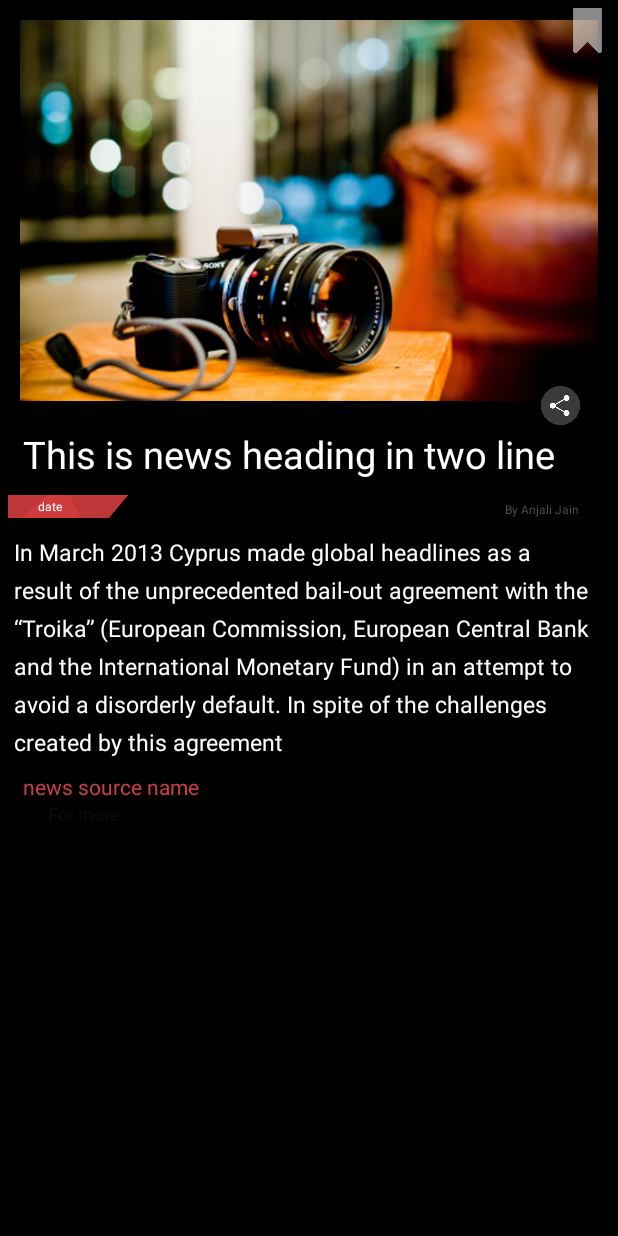
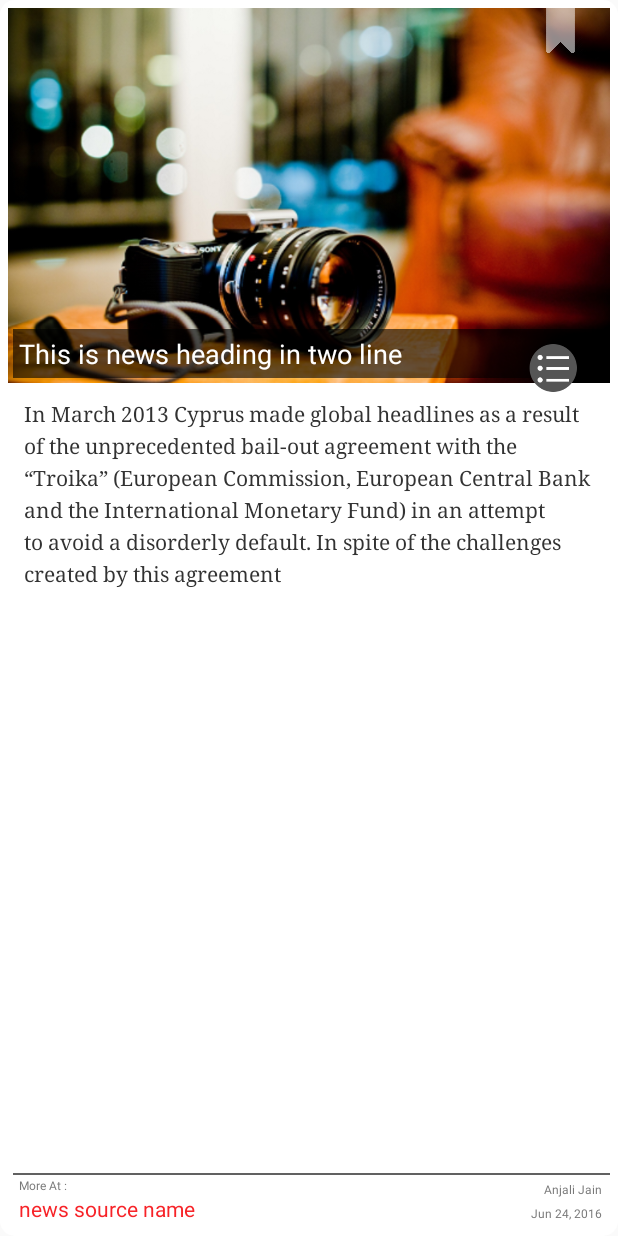
Before and after one commit to DhruvSuri/app, an Android app: the layout fragment_newscard.xml on its own in the app's theme, with its tools: preview values and no code run, on a phone screen of 412 x 824 dp. Run offline under Robolectric (Android 15) with nearby library versions, the phone set to English and light mode, and no system bars.

```diff
--- a/src/main/res/drawable/curved.xml
+++ b/src/main/res/drawable/curved.xml
@@ -4,7 +4,7 @@
 
     <solid android:color="#ffffff" />
 
-    <corners android:radius="8dp" />
+    <corners android:radius="10dp" />
 
    <!-- <stroke
         android:width="0dp"
--- a/src/main/res/layout-v21/fragment_newscard.xml
+++ b/src/main/res/layout-v21/fragment_newscard.xml
@@ -4,7 +4,7 @@
     android:layout_width="match_parent"
     android:layout_height="match_parent"
     android:padding="5dp"
-    android:background="#000000">
+    android:background="@drawable/curved">
 
     <RelativeLayout android:layout_width="match_parent"
     android:layout_height="match_parent"
@@ -13,17 +13,16 @@
     android:id="@+id/newsc"
 
 
-        android:background="@drawable/curved">
+        >
 
 
         <ImageView
         android:layout_width="match_parent"
-        android:layout_height="240dp"
+        android:layout_height="250dp"
         android:id="@+id/imageView2"
         android:src="@drawable/image1"
         android:scaleType="fitXY"
-        android:padding="4dp"
-        android:layout_alignParentLeft="true"
+            android:layout_alignParentLeft="true"
         android:layout_alignParentStart="true" />
 
 
--- a/src/main/res/layout/activity_new_ui.xml
+++ b/src/main/res/layout/activity_new_ui.xml
@@ -22,7 +22,7 @@
         android:background="#9b000000"
         android:elevation="10dp"
         android:padding="5dp"
-        android:visibility="invisible">
+        android:visibility="visible">
 
         <ImageView
             android:layout_width="30dp"
--- a/src/main/res/layout/fragment_newscard.xml
+++ b/src/main/res/layout/fragment_newscard.xml
@@ -1,85 +1,31 @@
+
+<LinearLayout xmlns:android="http://schemas.android.com/apk/res/android"
+    android:orientation="vertical"
+    android:layout_width="match_parent"
+    android:layout_height="match_parent"
+    android:padding="5dp"
+    android:background="@drawable/curved">
+
     <RelativeLayout android:layout_width="match_parent"
         android:layout_height="match_parent"
         android:alpha="20"
         style="@style/Base.TextAppearance.AppCompat.Body1"
         android:id="@+id/newsc"
-    xmlns:android="http://schemas.android.com/apk/res/android"
-    android:padding="5dp"
-    android:background="#000">
 
 
-    <LinearLayout
-        android:orientation="horizontal"
-        android:layout_width="match_parent"
-        android:layout_height="wrap_content"
-        android:layout_centerHorizontal="true"
-        android:id="@+id/top"
-        android:visibility="gone"
-        android:layout_alignParentTop="true"
-        android:background="@drawable/curved">
+        >
 
-        <ImageView
-            android:layout_width="35dp"
-            android:layout_height="35dp"
-            android:id="@+id/topLogo"
-            android:src="@drawable/round_logo"
-            android:scaleType="fitXY"
-            android:layout_marginLeft="5dp"
-            android:layout_marginTop="2dp"
-            android:visibility="visible"
-            android:layout_marginBottom="2dp" />
-
-        <TextView
-            android:layout_width="wrap_content"
-            android:layout_height="wrap_content"
-            android:textAppearance="?android:attr/textAppearanceMedium"
-            android:text="Daily updates on Economy, Finance, Business, Tax &amp; Law in 70 words"
-            android:id="@+id/topTxt"
-            android:textColor="#ffffff"
-            android:textSize="12sp"
-            android:padding="10dp"
-            android:layout_gravity="center"
-            android:gravity="center_horizontal"
-            android:visibility="visible"
-            android:layout_marginTop="2dp" />
-
-    </LinearLayout>
 
         <ImageView
             android:layout_width="match_parent"
-        android:layout_height="270dp"
+            android:layout_height="250dp"
             android:id="@+id/imageView2"
             android:src="@drawable/image1"
             android:scaleType="fitXY"
-        android:layout_below="@+id/top"
-        android:padding="8dp"
             android:layout_alignParentLeft="true"
             android:layout_alignParentStart="true" />
 
-    <ImageView
-        android:layout_width="0dp"
-        android:layout_height="0dp"
-        android:id="@+id/dummyImageForCache"
-        android:visibility="invisible"
-        android:scaleType="fitXY" />
 
-
-
-    <TextView
-        android:layout_width="wrap_content"
-        android:layout_height="wrap_content"
-        android:textAppearance="?android:attr/textAppearanceSmall"
-        android:text="This is news heading in two line"
-        android:id="@+id/headtxt"
-        android:padding="10dp"
-        android:textSize="25sp"
-        android:typeface="sans"
-        android:textColor="#ffffff"
-        android:layout_alignParentLeft="false"
-        android:layout_alignParentStart="true"
-        android:layout_below="@+id/imageView2"
-        android:paddingLeft="5dp"
-        android:paddingRight="5dp" />
         <TextView
             android:layout_width="wrap_content"
             android:layout_height="wrap_content"
@@ -87,21 +33,22 @@
             android:id="@+id/newstxt"
 
             android:text="@string/newsinfo"
-        android:textSize="15sp"
-        android:typeface="normal"
+            android:textSize="14sp"
+            android:typeface="serif"
             android:textIsSelectable="false"
             android:singleLine="false"
-        android:lineSpacingExtra="7dp"
-        android:layout_below="@+id/date"
+            android:lineSpacingExtra="5dp"
+            android:layout_below="@+id/imageView2"
             android:layout_alignParentLeft="true"
-        android:layout_alignParentStart="true"
-        android:layout_marginTop="8dp"
-        android:paddingLeft="4dp"
-        android:paddingRight="4dp"
-        android:paddingTop="4dp"
-        android:paddingBottom="4dp"
-        android:layout_marginBottom="5dp"
-        android:textColor="#ffffff" />
+            android:layout_alignParentStart="false"
+            android:textColor="#323232"
+            android:maxLines="10"
+            android:padding="5dp"
+            android:minLines="6"
+            android:layout_marginLeft="5dp"
+            android:layout_marginRight="5dp"
+            android:layout_marginTop="5dp"
+            android:layout_marginBottom="2dp" />
 
         <ImageButton
             android:layout_width="30dp"
@@ -119,7 +66,8 @@
             android:cropToPadding="false"
             android:padding="2dp"
             android:elevation="0dp"
-        android:contentDescription="share" />
+            android:contentDescription="share"
+            android:visibility="invisible" />
 
 
         <TextView
@@ -128,46 +76,39 @@
             android:textAppearance="?android:attr/textAppearanceLarge"
             android:text="news source name"
             android:id="@+id/newsSource"
-        android:textColor="#c94144"
+            android:textColor="#f72328"
             android:textSize="14sp"
-        android:paddingLeft="10dp"
-        android:layout_below="@+id/newstxt"
-        android:layout_alignParentLeft="true"
-        android:layout_alignParentStart="true"></TextView>
+            android:layout_alignParentBottom="true"
+            android:layout_toRightOf="@+id/likes"
+            android:layout_toEndOf="@+id/likes"
+            android:paddingLeft="7dp"
+            android:paddingBottom="3dp"></TextView>
 
         <TextView
             android:layout_width="80dp"
             android:layout_height="15dp"
             android:textAppearance="?android:attr/textAppearanceLarge"
-        android:text="date"
+            android:text="Jun 24, 2016"
             android:id="@+id/date"
-        android:textColor="#ffffff"
+            android:textColor="#797979"
             android:textSize="8dp"
-        android:paddingLeft="20dp"
-        android:paddingTop="0dp"
-        android:paddingBottom="0dp"
-        android:background="@drawable/bar"
-        android:gravity="center_vertical"
-        android:layout_alignParentLeft="true"
-        android:layout_alignParentStart="false"
-        android:layout_below="@+id/headtxt"
-        android:layout_marginTop="0dp"></TextView>
+            android:gravity="end"
+            android:layout_alignBottom="@+id/newsSource"
+            android:layout_alignRight="@+id/author"
+            android:layout_alignEnd="@+id/author"></TextView>
 
         <TextView
             android:layout_width="100dp"
             android:layout_height="20dp"
             android:textAppearance="?android:attr/textAppearanceLarge"
-        android:text="By Anjali Jain"
+            android:text="Anjali Jain"
             android:id="@+id/author"
-        android:textColor="#505050"
+            android:textColor="#797979"
             android:textSize="8dp"
-        android:paddingLeft="10dp"
-        android:paddingTop="0dp"
-        android:paddingBottom="0dp"
-        android:gravity="center_vertical|center_horizontal"
-        android:layout_below="@+id/headtxt"
-        android:layout_alignParentRight="true"
-        android:layout_alignParentEnd="true" />
+            android:gravity="center_vertical|end"
+            android:layout_above="@+id/date"
+            android:layout_alignRight="@+id/newstxt"
+            android:layout_alignEnd="@+id/newstxt" />
 
         <ImageView
             android:layout_width="30dp"
@@ -176,23 +117,24 @@
             android:scaleType="fitXY"
             android:src="@drawable/notbookmark"
             android:elevation="20dp"
-        android:layout_alignParentTop="true"
-        android:layout_alignRight="@+id/author"
-        android:layout_alignEnd="@+id/author" />
+            android:layout_below="@+id/likes"
+            android:layout_alignLeft="@+id/share"
+            android:layout_alignStart="@+id/share" />
 
 
         <TextView
             android:layout_width="wrap_content"
             android:layout_height="wrap_content"
             android:textAppearance="?android:attr/textAppearanceLarge"
-        android:text="For more :"
+            android:text="More At : "
             android:id="@+id/moreAt"
-        android:textColor="#0c0c0c"
-        android:textSize="12sp"
-        android:paddingLeft="10dp"
-        android:layout_below="@+id/newsSource"
-        android:layout_alignRight="@+id/date"
-        android:layout_alignEnd="@+id/date"></TextView>
+            android:textColor="#797979"
+            android:textSize="8sp"
+            android:layout_above="@+id/newsSource"
+            android:layout_alignParentLeft="false"
+            android:layout_alignParentStart="true"
+            android:layout_alignLeft="@+id/newsSource"
+            android:paddingLeft="7dp"></TextView>
 
         <TextView
             android:layout_width="wrap_content"
@@ -204,5 +146,50 @@
             android:visibility="gone"
             android:layout_centerHorizontal="true" />
 
+        <RelativeLayout
+            android:layout_width="match_parent"
+            android:layout_height="wrap_content"
+            android:layout_alignBottom="@+id/imageView2"
+            android:layout_toRightOf="@+id/likes"
+            android:layout_toEndOf="@+id/likes"
+            android:background="#9a000000"
+            android:padding="2dp"
+            android:layout_margin="3dp"
+            android:id="@+id/relativeLayout">
+
+            <TextView
+                android:layout_width="wrap_content"
+                android:layout_height="wrap_content"
+                android:textAppearance="?android:attr/textAppearanceSmall"
+                android:text="This is news heading in two line "
+                android:id="@+id/headtxt"
+                android:textSize="18sp"
+                android:textColor="#ffffff"
+                android:textAlignment="center"
+                android:padding="2dp"
+                android:outlineProvider="paddedBounds" />
 
         </RelativeLayout>
+
+        <View android:id="@+id/separator"
+            android:background="#616161"
+            android:layout_width = "match_parent"
+            android:layout_height="1dp"
+            android:layout_above="@+id/author"
+            android:layout_alignLeft="@+id/relativeLayout"
+            android:layout_alignStart="@+id/relativeLayout" />
+
+        <ImageView
+            android:layout_width="40dp"
+            android:layout_height="40dp"
+            android:id="@+id/options"
+            android:src="@drawable/more"
+            android:scaleType="fitXY"
+            android:layout_alignBottom="@+id/share"
+            android:layout_alignRight="@+id/share"
+            android:layout_alignEnd="@+id/share"
+            android:elevation="5dp" />
+
+
+    </RelativeLayout>
+</LinearLayout>
```
Also changed, not shown: src/main/java/com/app/azazte/azazte/NewUI.java (+10 -9 lines), src/main/res/drawable/round.xml (added, +12 -0 lines), src/main/res/layout/categories.xml (+124 -36 lines), src/main/res/drawable/bookmark2.png (added), src/main/res/drawable/business.png (added), src/main/res/drawable/dashboard.png, src/main/res/drawable/economy.png (added), src/main/res/drawable/global.png (added), src/main/res/drawable/law.png (added), src/main/res/drawable/money.jpg (deleted), src/main/res/drawable/money.png (added), src/main/res/drawable/news.png, src/main/res/drawable/tax.png (added). Lines whose indentation alone changed are shown as unchanged.
